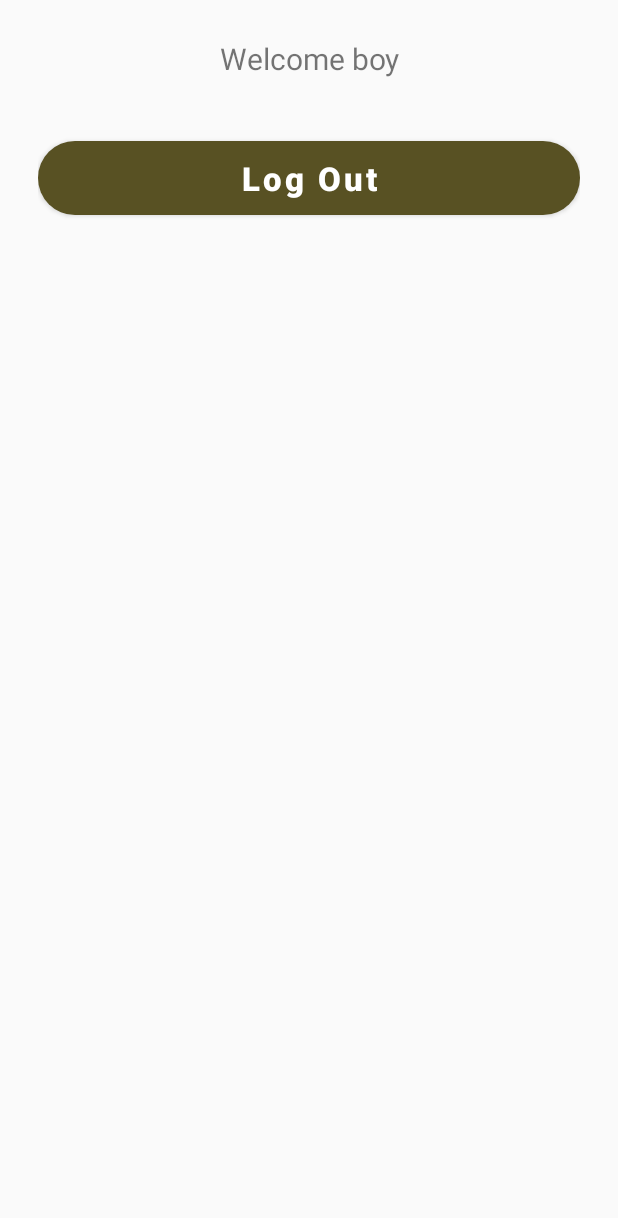
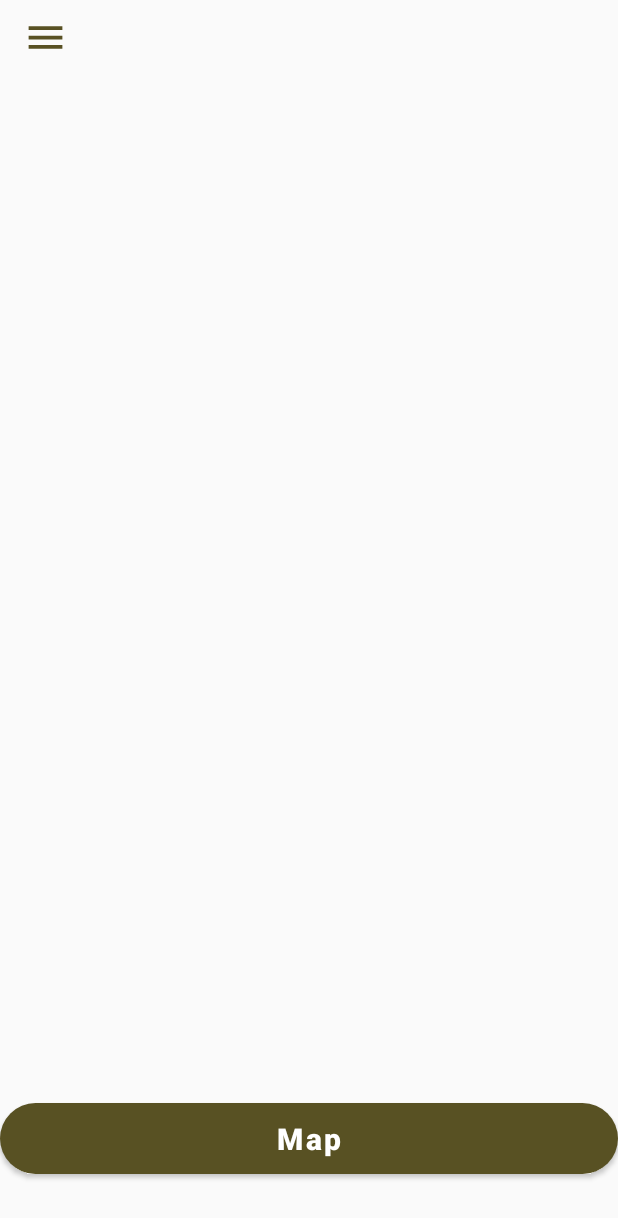
Before and after one commit to deorerohit/FHelp, an Android app: the ActivityAfterLogIn screen opened directly, with no data from a screen before it, on a phone screen of 412 x 824 dp. Shown: the top 1218 px of the screen. Run offline under Robolectric (Android 15) with nearby library versions, the phone set to English and light mode, and no system bars.

Commit message:
navigation view added

```diff
--- a/app/src/main/java/be/project/farmhelp/ActivityAfterLogIn.java
+++ b/app/src/main/java/be/project/farmhelp/ActivityAfterLogIn.java
@@ -2,27 +2,80 @@ package be.project.farmhelp;
 
 import android.content.Intent;
 import android.os.Bundle;
+import android.view.MenuItem;
 import android.view.View;
+import android.widget.ImageView;
 
+import androidx.annotation.NonNull;
 import androidx.appcompat.app.AppCompatActivity;
+import androidx.core.view.GravityCompat;
+import androidx.drawerlayout.widget.DrawerLayout;
+
+import com.google.android.material.navigation.NavigationView;
 
 import be.project.farmhelp.authentication.SessionManager;
 import be.project.farmhelp.authentication.SignIn;
 
-public class ActivityAfterLogIn extends AppCompatActivity {
+public class ActivityAfterLogIn extends AppCompatActivity implements NavigationView.OnNavigationItemSelectedListener {
 
     SessionManager currentUser;
+    NavigationView navigationView;
+    DrawerLayout drawerLayout;
+    ImageView menuButton;
 
     @Override
     protected void onCreate(Bundle savedInstanceState) {
         super.onCreate(savedInstanceState);
         setContentView(R.layout.activity_after_log_in);
+
+        navigationView = findViewById(R.id.navigation_view);
+        drawerLayout = findViewById(R.id.drawer_layout);
+        menuButton = findViewById(R.id.menu_button);
+
+        navigationDrawer();
+
     }
 
-    public void logOut(View view) {
-        currentUser = new SessionManager(getApplicationContext());
-       // currentUser.logOutUserFromSession();
+    private void navigationDrawer() {
+        navigationView.bringToFront();
+        navigationView.setNavigationItemSelectedListener(this);
+        navigationView.setCheckedItem(R.id.nav_home);
+
+        menuButton.setOnClickListener(new View.OnClickListener() {
+            @Override
+            public void onClick(View view) {
+                if (drawerLayout.isDrawerVisible(GravityCompat.START))
+                    drawerLayout.closeDrawer(GravityCompat.START);
+                else
+                    drawerLayout.openDrawer(GravityCompat.START);
+            }
+        });
+    }
+
+    @Override
+    public void onBackPressed() {
+        if (drawerLayout.isDrawerVisible(GravityCompat.START))
+            drawerLayout.closeDrawer(GravityCompat.START);
+        else
+            super.onBackPressed();
+    }
+
+    @Override
+    public boolean onNavigationItemSelected(@NonNull MenuItem item) {
+        switch (item.getItemId()) {
+            case R.id.nav_sign_out:
+                currentUser = new SessionManager(getApplicationContext());
+                currentUser.logOutUserFromSession();
+                startActivity(new Intent(ActivityAfterLogIn.this, SignIn.class));
+                finish();
+                break;
+        }
+        return true;
+    }
+
+    public void viewMap(View view){
         startActivity(new Intent(ActivityAfterLogIn.this, GoogleMapActivity.class));
-        finish();
     }
+
+
 }
--- /dev/null
+++ b/app/src/main/res/drawable/about_us.xml
@@ -0,0 +1,10 @@
+<vector xmlns:android="http://schemas.android.com/apk/res/android"
+    android:width="24dp"
+    android:height="24dp"
+    android:viewportWidth="24"
+    android:viewportHeight="24"
+    android:tint="?attr/colorControlNormal">
+  <path
+      android:fillColor="@android:color/white"
+      android:pathData="M11.99,2C6.47,2 2,6.48 2,12c0,5.52 4.47,10 9.99,10C17.52,22 22,17.52 22,12C22,6.48 17.52,2 11.99,2zM8.5,8C9.33,8 10,8.67 10,9.5S9.33,11 8.5,11S7,10.33 7,9.5S7.67,8 8.5,8zM12,18c-2.28,0 -4.22,-1.66 -5,-4h10C16.22,16.34 14.28,18 12,18zM15.5,11c-0.83,0 -1.5,-0.67 -1.5,-1.5S14.67,8 15.5,8S17,8.67 17,9.5S16.33,11 15.5,11z"/>
+</vector>
--- /dev/null
+++ b/app/src/main/res/drawable/menu_contact_us.xml
@@ -0,0 +1,10 @@
+<vector xmlns:android="http://schemas.android.com/apk/res/android"
+    android:width="24dp"
+    android:height="24dp"
+    android:viewportWidth="24"
+    android:viewportHeight="24"
+    android:tint="?attr/colorControlNormal">
+  <path
+      android:fillColor="@android:color/white"
+      android:pathData="M22,3L2,3C0.9,3 0,3.9 0,5v14c0,1.1 0.9,2 2,2h20c1.1,0 1.99,-0.9 1.99,-2L24,5c0,-1.1 -0.9,-2 -2,-2zM8,6c1.66,0 3,1.34 3,3s-1.34,3 -3,3 -3,-1.34 -3,-3 1.34,-3 3,-3zM14,18L2,18v-1c0,-2 4,-3.1 6,-3.1s6,1.1 6,3.1v1zM17.85,14h1.64L21,16l-1.99,1.99c-1.31,-0.98 -2.28,-2.38 -2.73,-3.99 -0.18,-0.64 -0.28,-1.31 -0.28,-2s0.1,-1.36 0.28,-2c0.45,-1.62 1.42,-3.01 2.73,-3.99L21,8l-1.51,2h-1.64c-0.22,0.63 -0.35,1.3 -0.35,2s0.13,1.37 0.35,2z"/>
+</vector>
--- /dev/null
+++ b/app/src/main/res/drawable/menu_home_icon.xml
@@ -0,0 +1,10 @@
+<vector xmlns:android="http://schemas.android.com/apk/res/android"
+    android:width="24dp"
+    android:height="24dp"
+    android:viewportWidth="24"
+    android:viewportHeight="24"
+    android:tint="?attr/colorControlNormal">
+  <path
+      android:fillColor="@android:color/white"
+      android:pathData="M10,20v-6h4v6h5v-8h3L12,3 2,12h3v8z"/>
+</vector>
--- /dev/null
+++ b/app/src/main/res/drawable/menu_rate_us.xml
@@ -0,0 +1,10 @@
+<vector xmlns:android="http://schemas.android.com/apk/res/android"
+    android:width="24dp"
+    android:height="24dp"
+    android:viewportWidth="24"
+    android:viewportHeight="24"
+    android:tint="?attr/colorControlNormal">
+  <path
+      android:fillColor="@android:color/white"
+      android:pathData="M20,2L4,2c-1.1,0 -1.99,0.9 -1.99,2L2,22l4,-4h14c1.1,0 2,-0.9 2,-2L22,4c0,-1.1 -0.9,-2 -2,-2zM6,14v-2.47l6.88,-6.88c0.2,-0.2 0.51,-0.2 0.71,0l1.77,1.77c0.2,0.2 0.2,0.51 0,0.71L8.47,14L6,14zM18,14h-7.5l2,-2L18,12v2z"/>
+</vector>
--- /dev/null
+++ b/app/src/main/res/drawable/sign_out.xml
@@ -0,0 +1,10 @@
+<vector xmlns:android="http://schemas.android.com/apk/res/android"
+    android:width="24dp"
+    android:height="24dp"
+    android:viewportWidth="24"
+    android:viewportHeight="24"
+    android:tint="?attr/colorControlNormal">
+  <path
+      android:fillColor="@android:color/white"
+      android:pathData="M19,3h-4.18C14.4,1.84 13.3,1 12,1c-1.3,0 -2.4,0.84 -2.82,2L5,3c-1.1,0 -2,0.9 -2,2v14c0,1.1 0.9,2 2,2h14c1.1,0 2,-0.9 2,-2L21,5c0,-1.1 -0.9,-2 -2,-2zM12,3c0.55,0 1,0.45 1,1s-0.45,1 -1,1 -1,-0.45 -1,-1 0.45,-1 1,-1zM16,15h-4v3l-5,-5 5,-5v3h4v4z"/>
+</vector>
--- /dev/null
+++ b/app/src/main/res/drawable/three_lines.xml
@@ -0,0 +1,5 @@
+<vector android:height="30dp" android:tint="@color/purple_700"
+    android:viewportHeight="24" android:viewportWidth="24"
+    android:width="30dp" xmlns:android="http://schemas.android.com/apk/res/android">
+    <path android:fillColor="@android:color/white" android:pathData="M3,18h18v-2L3,16v2zM3,13h18v-2L3,11v2zM3,6v2h18L21,6L3,6z"/>
+</vector>
--- a/app/src/main/res/layout/activity_after_log_in.xml
+++ b/app/src/main/res/layout/activity_after_log_in.xml
@@ -1,30 +1,47 @@
 <?xml version="1.0" encoding="utf-8"?>
-<LinearLayout xmlns:android="http://schemas.android.com/apk/res/android"
+<androidx.drawerlayout.widget.DrawerLayout xmlns:android="http://schemas.android.com/apk/res/android"
+    xmlns:app="http://schemas.android.com/apk/res-auto"
     xmlns:tools="http://schemas.android.com/tools"
+    android:id="@+id/drawer_layout"
     android:layout_width="match_parent"
     android:layout_height="match_parent"
-    xmlns:app="http://schemas.android.com/apk/res-auto"
-    tools:context=".ActivityAfterLogIn"
-    android:orientation="vertical"
-    android:padding="25dp">
+    tools:openDrawer="start">
 
-    <TextView
+    <com.google.android.material.navigation.NavigationView
+        android:id="@+id/navigation_view"
         android:layout_width="match_parent"
+        android:layout_height="match_parent"
+        android:layout_gravity="start"
+        android:background="@color/white"
+        app:headerLayout="@layout/menu_header"
+        app:menu="@menu/main_menu" />
+
+    <RelativeLayout
+        android:layout_width="match_parent"
+        android:layout_height="wrap_content">
+
+        <ImageView
+            android:id="@+id/menu_button"
+            android:layout_width="wrap_content"
             android:layout_height="wrap_content"
-        android:text="@string/welcome_boy"
-        android:textAlignment="center"
-        android:textSize="20sp" />
+            android:layout_marginStart="15dp"
+            android:layout_marginTop="10dp"
+            android:hapticFeedbackEnabled="true"
+            android:src="@drawable/three_lines" />
 
         <com.google.android.material.button.MaterialButton
             android:layout_width="match_parent"
             android:layout_height="wrap_content"
-        android:layout_marginTop="35dp"
+            android:layout_marginBottom="35dp"
             android:fontFamily="sans-serif-black"
+            android:onClick="viewMap"
             android:padding="10dp"
-        android:text="@string/log_out"
-        android:onClick="logOut"
+            android:text="Map"
             android:textAllCaps="false"
-        android:textSize="22sp"
-        app:cornerRadius="28sp"/>
+            android:textSize="20sp"
+            app:cornerRadius="28sp"
+            android:layout_alignParentBottom="true"/>
 
-</LinearLayout>
+    </RelativeLayout>
+
+</androidx.drawerlayout.widget.DrawerLayout>
--- /dev/null
+++ b/app/src/main/res/layout/menu_header.xml
@@ -0,0 +1,29 @@
+<?xml version="1.0" encoding="utf-8"?>
+<RelativeLayout xmlns:android="http://schemas.android.com/apk/res/android"
+    android:layout_width="match_parent"
+    android:layout_height="200dp"
+    android:background="@color/teal_200">
+    <TextView
+        android:id="@+id/menutitle"
+        android:layout_width="wrap_content"
+        android:layout_height="wrap_content"
+        android:layout_above="@id/menuslogan"
+        android:layout_marginStart="20dp"
+        android:elevation="2dp"
+        android:fontFamily="sans-serif-black"
+        android:text="@string/know_more"
+        android:textSize="30sp" />
+    <TextView
+        android:elevation="2dp"
+        android:id="@+id/menuslogan"
+        android:layout_width="wrap_content"
+        android:layout_height="wrap_content"
+        android:layout_alignParentBottom="true"
+        android:layout_marginStart="20dp"
+        android:layout_marginBottom="20dp"
+        android:fontFamily="@font/reemkufiregular"
+        android:text="@string/quote"
+        android:textColor="@color/purple_700"
+        android:textSize="18sp" />
+
+</RelativeLayout>
--- /dev/null
+++ b/app/src/main/res/menu/main_menu.xml
@@ -0,0 +1,27 @@
+<?xml version="1.0" encoding="utf-8"?>
+<menu xmlns:android="http://schemas.android.com/apk/res/android">
+
+    <group android:checkableBehavior="single">
+        <item
+            android:id="@+id/nav_home"
+            android:icon="@drawable/menu_home_icon"
+            android:title="@string/home" />
+        <item
+            android:id="@+id/nav_rate"
+            android:icon="@drawable/menu_rate_us"
+            android:title="@string/rate_us" />
+        <item
+            android:id="@+id/nav_contact"
+            android:icon="@drawable/menu_contact_us"
+            android:title="@string/contact" />
+        <item
+            android:id="@+id/nav_about_us"
+            android:icon="@drawable/about_us"
+            android:title="@string/about_us" />
+        <item
+            android:id="@+id/nav_sign_out"
+            android:icon="@drawable/sign_out"
+            android:title="@string/sign_out" />
+    </group>
+
+</menu>
--- a/app/src/main/res/values/colors.xml
+++ b/app/src/main/res/values/colors.xml
@@ -3,7 +3,7 @@
     <color name="purple_200">#585123</color>
     <color name="purple_500">#FF000000</color>
     <color name="purple_700">#585123</color>
-    <color name="teal_200">#F2A65A</color>
+    <color name="teal_200">#FFF4D1AE</color>
     <color name="teal_700">#F58549</color>
     <color name="black">#FF000000</color>
     <color name="white">#FFFFFFFF</color>
--- a/app/src/main/res/values/strings.xml
+++ b/app/src/main/res/values/strings.xml
@@ -17,5 +17,13 @@
     <string name="create_account">Create Account</string>
     <string name="enter_the_one_time_password_sent_on">Enter the One Time Password sent on</string>
     <string name="verify_otp">Verify OTP</string>
+    <string name="quote">The more you explore the more you find</string>
+    <string name="know_more">know more</string>
+    <string name="rate_us">Rate Us</string>
+    <string name="contact">Contact</string>
+    <string name="about_me">About Me</string>
+    <string name="home">Home</string>
+    <string name="sign_out">Sign Out</string>
+    <string name="about_us">About Us</string>
 
 </resources>
```
Also changed, not shown: app/src/main/res/font/reemkufiregular.ttf (added). Lines whose indentation alone changed are shown as unchanged.
